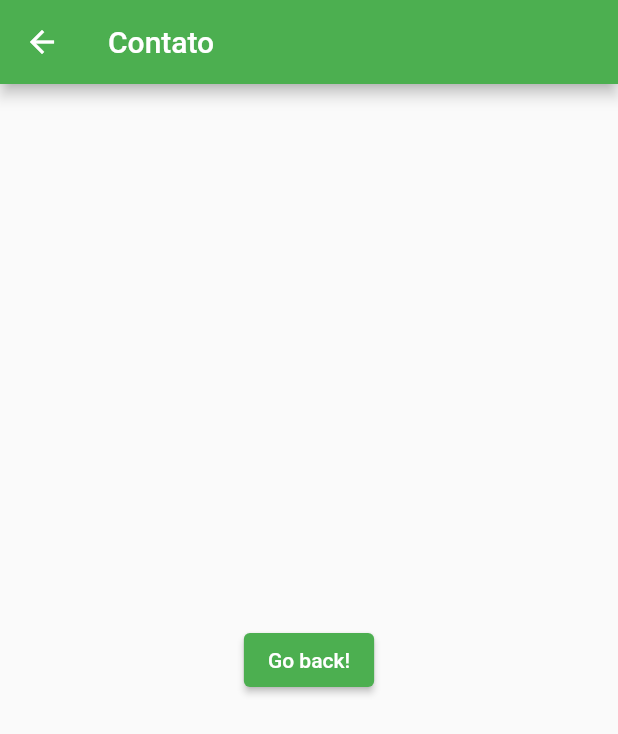
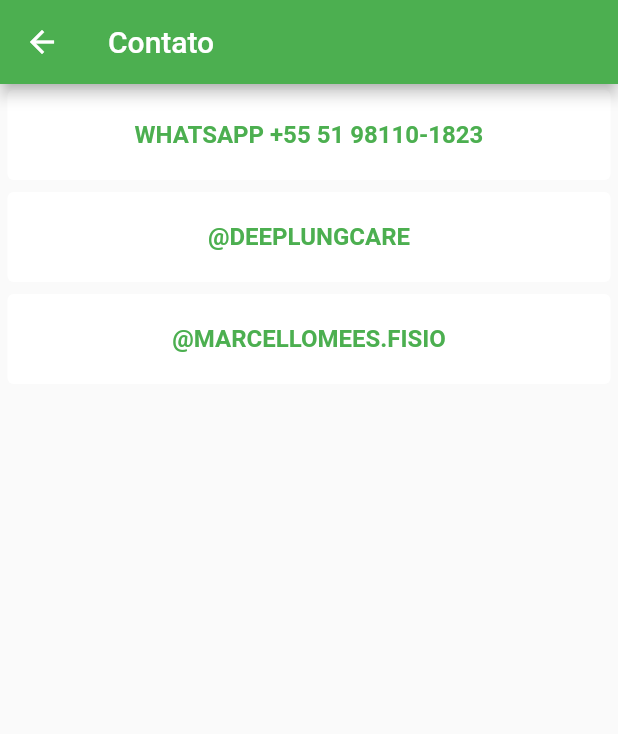
Before and after one commit to lschildt/deep_lung_care, a Flutter app: the ContactScreen screen opened directly, on a phone screen of 412 x 824 dp. Shown: the top 734 px of the screen. Run offline on Flutter 3.47's test engine with Material 2 defaults, Android fonts, the phone set to English and light mode, and no system bars; our stand-ins replace auto_size_text, carousel_slider; missing offline and left inert: dart:ffi.

Commit message:
Added called to external URLs and contact screen

```diff
--- a/lib/widgets/ContactScreen.dart
+++ b/lib/widgets/ContactScreen.dart
@@ -1,6 +1,16 @@
 import 'package:flutter/material.dart';
+import 'package:url_launcher/url_launcher.dart';
 
 class ContactScreen extends StatelessWidget {
+
+  launchURL(String url) async {
+    if (await canLaunch(url)) {
+      await launch(url);
+    } else {
+      throw 'Could not launch $url';
+    }
+  }
+
   @override
   Widget build(BuildContext context) {
     return Scaffold(
@@ -8,11 +18,87 @@
         title: Text("Contato"),
       ),
       body: Center(
-        child: ElevatedButton(
-          onPressed: () {
-            Navigator.pop(context);
-          },
-          child: Text('Go back!'),
+        child: Column(
+            children: <Widget>[
+              Row(
+                  mainAxisAlignment: MainAxisAlignment.center,
+                  children: <Widget>[
+                    Card(
+                      elevation: 0,
+                      shadowColor: Colors.black,
+                      color: Colors.white,
+                      child: InkWell(
+                        splashColor: Colors.green.withAlpha(30),
+                        onTap: () {
+                          launchURL('whatsapp://send?phone=51981101823');
+                        },
+                        child: SizedBox(
+                          width: (MediaQuery.of(context).size.width) - 10,
+                          height: 60,
+                          child: Padding(
+                            padding: const EdgeInsets.symmetric(vertical: 8.0, horizontal: 16),
+                            child: Center (
+                                child : Text("WHATSAPP +55 51 98110-1823", style: TextStyle(fontSize: 16, fontWeight: FontWeight.bold, color: Colors.green))
+                            ),
+                          ),
+                        ),
+                      ),
+                    ),
+                  ]
+              ),
+              Row(
+                  mainAxisAlignment: MainAxisAlignment.center,
+                  children: <Widget>[
+                    Card(
+                      elevation: 0,
+                      shadowColor: Colors.black,
+                      color: Colors.white,
+                      child: InkWell(
+                        splashColor: Colors.green.withAlpha(30),
+                        onTap: () {
+                          launchURL('https://www.instagram.com/deeplungcare');
+                        },
+                        child: SizedBox(
+                          width: (MediaQuery.of(context).size.width) - 10,
+                          height: 60,
+                          child: Padding(
+                            padding: const EdgeInsets.symmetric(vertical: 8.0, horizontal: 16),
+                            child: Center (
+                                child : Text("@DEEPLUNGCARE", style: TextStyle(fontSize: 16, fontWeight: FontWeight.bold, color: Colors.green))
+                            ),
+                          ),
+                        ),
+                      ),
+                    ),
+                  ]
+              ),
+              Row(
+                  mainAxisAlignment: MainAxisAlignment.center,
+                  children: <Widget>[
+                    Card(
+                      elevation: 0,
+                      shadowColor: Colors.black,
+                      color: Colors.white,
+                      child: InkWell(
+                        splashColor: Colors.green.withAlpha(30),
+                        onTap: () {
+                          launchURL('https://www.instagram.com/marcellomees.fisio');
+                        },
+                        child: SizedBox(
+                          width: (MediaQuery.of(context).size.width) - 10,
+                          height: 60,
+                          child: Padding(
+                            padding: const EdgeInsets.symmetric(vertical: 8.0, horizontal: 16),
+                            child: Center (
+                                child : Text("@MARCELLOMEES.FISIO", style: TextStyle(fontSize: 16, fontWeight: FontWeight.bold, color: Colors.green))
+                            ),
+                          ),
+                        ),
+                      ),
+                    ),
+                  ]
+              ),
+            ]
         ),
       ),
     );
--- a/lib/widgets/NavDrawer.dart
+++ b/lib/widgets/NavDrawer.dart
@@ -4,8 +4,19 @@
 import 'DeepCareScreen.dart';
 import 'ExercisesScreen.dart';
 import 'RateScreen.dart';
+import 'package:url_launcher/url_launcher.dart';
 
 class NavDrawer extends StatelessWidget {
+
+
+  launchURL(String url) async {
+    if (await canLaunch(url)) {
+      await launch(url);
+    } else {
+      throw 'Could not launch $url';
+    }
+  }
+
   @override
   Widget build(BuildContext context) {
     return Drawer(
@@ -46,10 +57,7 @@
             title: Text('AVALIE'),
             onTap: () => {
               Navigator.of(context).pop(),
-              Navigator.push(
-                context,
-                MaterialPageRoute(builder: (context) => RateScreen()),
-              )
+              launchURL('https://www.deeplungcare.com/avalie')
             },
           ),
           ListTile(
--- a/pubspec.yaml
+++ b/pubspec.yaml
@@ -30,6 +30,7 @@
   cupertino_icons: ^1.0.2
   carousel_slider: ^3.0.0
   auto_size_text: ^2.1.0
+  url_launcher: ^6.0.6
   #cupertino_icons: ^0.1.3
   #flutter_gallery: ^2.4.0+20400
 
```
Also changed, not shown: pubspec.lock, 3 other files.
